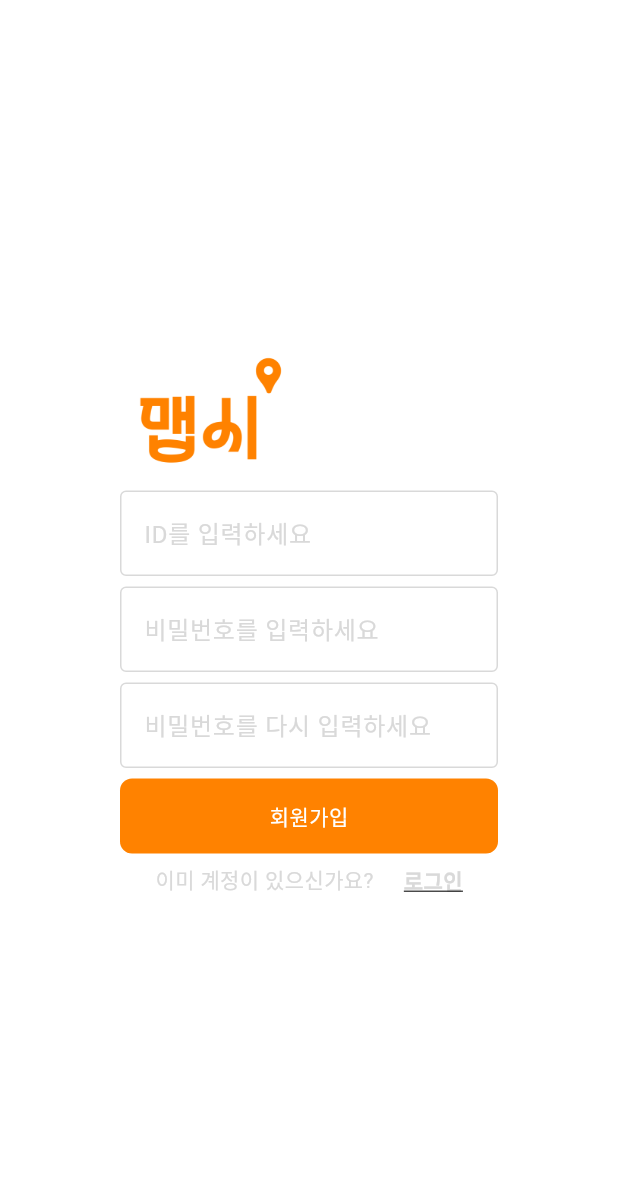
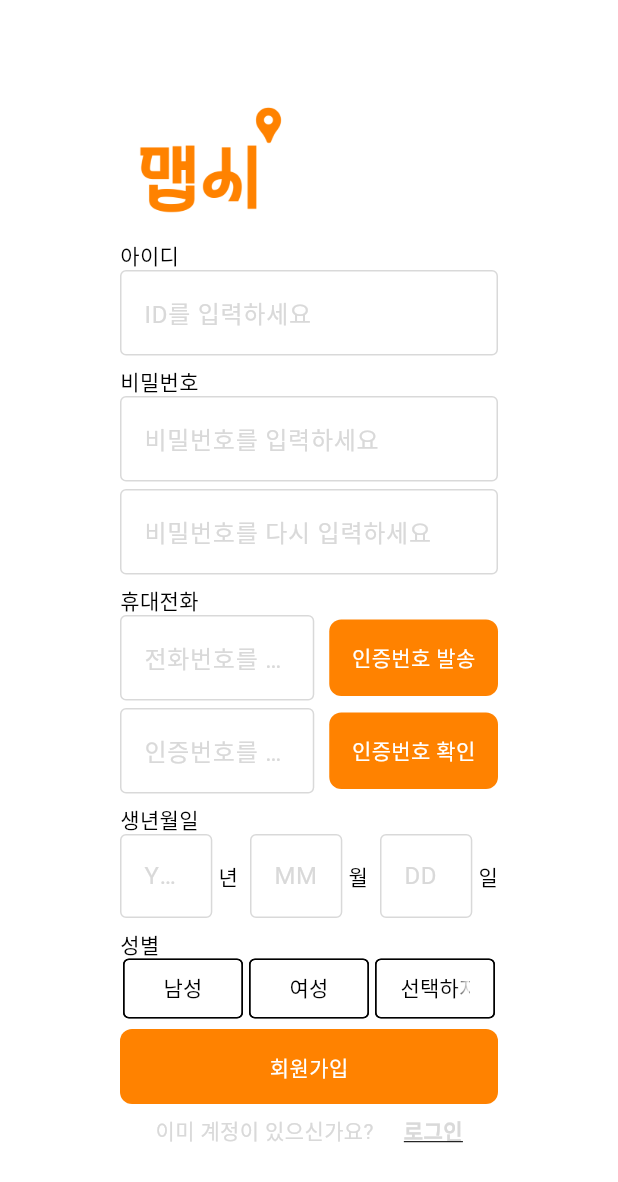
Before and after one commit to 24mapsee/mapsee_front, a Flutter app: the screen it shows after launch, after a tap on "회원가입", on a phone screen of 412 x 824 dp. Shown: the top 1182 px of the screen. Run offline on Flutter 3.47's test engine with Material 3 defaults, Android fonts, the light colour scheme and no system bars.

Commit message:
Feat: 회원가입 페이지 구현 - 정보 입력 필드 생성 - 생년월일 입력 필드 생성 - 성별 체크 choice chip 생성

```diff
--- /dev/null
+++ b/lib/components/date_input_form.dart
@@ -0,0 +1,106 @@
+import 'package:flutter/material.dart';
+
+class DateInputForm extends StatelessWidget {
+  final TextEditingController yearController;
+  final TextEditingController monthController;
+  final TextEditingController dayController;
+
+  const DateInputForm({
+    Key? key,
+    required this.yearController,
+    required this.monthController,
+    required this.dayController,
+  }) : super(key: key);
+
+
+  @override
+  Widget build(BuildContext context) {
+    return Padding(
+      padding: const EdgeInsets.all(0.0),
+      child: Row(
+        mainAxisAlignment: MainAxisAlignment.spaceEvenly,
+        children: [
+          // YYYY 필드
+          Flexible(
+            child: Row(
+              children: [
+                Expanded(
+                  child: TextField(
+                    controller: yearController,
+                    decoration: InputDecoration(
+                      hintText: 'YYYY',
+                      hintStyle: TextStyle(
+                          color: Theme.of(context).colorScheme.outline),
+                      border: OutlineInputBorder(),
+                      focusedBorder: OutlineInputBorder(
+                        borderSide:
+                        BorderSide(color: Theme.of(context).colorScheme.secondary),
+                      ),
+                    ),
+                    keyboardType: TextInputType.number,
+                  ),
+                ),
+                SizedBox(width: 4), // 여백
+                Text('년'),
+              ],
+            ),
+          ),
+          SizedBox(width: 8),
+          // MM 필드
+          Flexible(
+            child: Row(
+              children: [
+                Expanded(
+                  child: TextField(
+                    controller: monthController,
+                    decoration: InputDecoration(
+                      hintText: 'MM',
+                      hintStyle: TextStyle(
+                          color: Theme.of(context).colorScheme.outline),
+                      border: OutlineInputBorder(),
+                      focusedBorder: OutlineInputBorder(
+                        borderSide:
+                        BorderSide(color: Theme.of(context).colorScheme.secondary),
+                      ),
+                    ),
+                    keyboardType: TextInputType.number,
+                  ),
+                ),
+                SizedBox(width: 4), // 여백
+                Text('월'),
+              ],
+            ),
+          ),
+          SizedBox(width: 8),
+          // DD 필드
+          Flexible(
+            child: Row(
+              children: [
+                Expanded(
+                  child: TextField(
+                    controller: dayController,
+                    decoration: InputDecoration(
+                      hintText: 'DD',
+                      hintStyle: TextStyle(
+                          color: Theme.of(context).colorScheme.outline),
+                      border: OutlineInputBorder(),
+                      focusedBorder: OutlineInputBorder(
+                        borderSide:
+                        BorderSide(color: Theme.of(context).colorScheme.secondary),
+                      ),
+                    ),
+                    keyboardType: TextInputType.number,
+                  ),
+                ),
+                SizedBox(width: 4), // 여백
+                Text(
+                  '일',
+                ),
+              ],
+            ),
+          ),
+        ],
+      ),
+    );
+  }
+}
--- /dev/null
+++ b/lib/components/gender_selection_form.dart
@@ -0,0 +1,86 @@
+import 'package:flutter/material.dart';
+
+class GenderSelectionForm extends StatefulWidget {
+  final ValueChanged<String?> onGenderChanged;
+  GenderSelectionForm({required this.onGenderChanged});
+
+  @override
+  _GenderSelectionFormState createState() => _GenderSelectionFormState();
+}
+
+class _GenderSelectionFormState extends State<GenderSelectionForm> {
+  String? _selectedGender;
+
+  @override
+  Widget build(BuildContext context) {
+    return Padding(
+      padding: const EdgeInsets.all(0.0),
+      child: GenderSelection(
+        selectedGender: _selectedGender,
+        onGenderChanged: (value) {
+          setState(() {
+            _selectedGender = value;
+          });
+          widget.onGenderChanged(value);
+        },
+      ),
+    );
+  }
+}
+
+class GenderSelection extends StatelessWidget {
+  final String? selectedGender;
+  final ValueChanged<String?> onGenderChanged;
+
+  const GenderSelection({
+    Key? key,
+    required this.selectedGender,
+    required this.onGenderChanged,
+  }) : super(key: key);
+
+  @override
+  Widget build(BuildContext context) {
+    final genderOptions = [
+      {'label': '남성', 'value': '남성'},
+      {'label': '여성', 'value': '여성'},
+      {'label': '선택하지 않음', 'value': '선택하지 않음'},
+    ];
+
+    return Row(
+      mainAxisAlignment: MainAxisAlignment.spaceEvenly,
+      children: genderOptions.map((option) {
+        return Expanded(
+          child: Container(
+            margin: const EdgeInsets.symmetric(horizontal: 2.0),
+            child: SizedBox(
+              height: 40,
+              child: ChoiceChip(
+                label: Container(
+                  alignment: Alignment.topCenter,
+                  child: Text(
+                    option['label']!,
+                    textAlign: TextAlign.center,
+                    style: TextStyle(
+                      color: selectedGender == option['value']
+                          ? Colors.white
+                          : Colors.black,
+                    ),
+                  ),
+                ),
+                selected: selectedGender == option['value'],
+                selectedColor: Theme.of(context).colorScheme.primary,
+                backgroundColor: Theme.of(context).colorScheme.background,
+                shape: RoundedRectangleBorder(
+                    borderRadius: BorderRadius.circular(4)),
+                onSelected: (selected) {
+                  if (selected) onGenderChanged(option['value']);
+                },
+                showCheckmark: false,
+              ),
+            ),
+          ),
+        );
+      }).toList(),
+    );
+  }
+}
--- a/lib/pages/register_page.dart
+++ b/lib/pages/register_page.dart
@@ -1,19 +1,35 @@
 import 'package:flutter/material.dart';
+import 'package:mapsee/components/date_input_form.dart';
+import 'package:mapsee/components/gender_selection_form.dart';
 import 'package:mapsee/components/my_button.dart';
 import 'package:mapsee/components/my_textfield.dart';
 
-class RegisterPage extends StatelessWidget {
-// id, pw text controller
-  final TextEditingController _idController = TextEditingController();
-  final TextEditingController _pwController = TextEditingController();
-  final TextEditingController _confirmPwController = TextEditingController();
-
-  // tap to go register page
+class RegisterPage extends StatefulWidget {
   final void Function()? onTap;
 
   RegisterPage({super.key, required this.onTap});
 
-  void register() {}
+  @override
+  _RegisterPageState createState() => _RegisterPageState();
+}
+
+class _RegisterPageState extends State<RegisterPage> {
+  // ID, PW, 전화번호 등의 TextEditingController
+  final TextEditingController _idController = TextEditingController();
+  final TextEditingController _pwController = TextEditingController();
+  final TextEditingController _confirmPwController = TextEditingController();
+  final TextEditingController _telNumController = TextEditingController();
+  final TextEditingController _confirmTelNumController =
+  TextEditingController();
+  final TextEditingController _yearController = TextEditingController();
+  final TextEditingController _monthController = TextEditingController();
+  final TextEditingController _dayController = TextEditingController();
+
+  String? _selectedGender;
+
+  void register() {
+
+  }
 
   @override
   Widget build(BuildContext context) {
@@ -32,45 +48,132 @@ class RegisterPage extends StatelessWidget {
               height: 100,
             ),
             // Id field
+            Column(
+              crossAxisAlignment: CrossAxisAlignment.start,
+              children: [
+                Text("아이디"),
                 MyTextfield(
                   hintText: "ID를 입력하세요",
                   obscureText: false,
                   controller: _idController,
                 ),
+              ],
+            ),
             const SizedBox(height: 7),
             // PW field
+            Column(
+              crossAxisAlignment: CrossAxisAlignment.start,
+              children: [
+                Text("비밀번호"),
                 MyTextfield(
                   hintText: "비밀번호를 입력하세요",
                   obscureText: true,
                   controller: _pwController,
                 ),
-            const SizedBox(height: 7),
+                const SizedBox(height: 5),
                 // 비번 확인
                 MyTextfield(
                   hintText: "비밀번호를 다시 입력하세요",
                   obscureText: true,
                   controller: _confirmPwController,
                 ),
+              ],
+            ),
+            const SizedBox(height: 7),
 
+            // 휴대전화
+            Column(
+              crossAxisAlignment: CrossAxisAlignment.start,
+              children: [
+                Text("휴대전화"),
+                Row(
+                  mainAxisAlignment: MainAxisAlignment.spaceBetween,
+                  children: [
+                    Expanded(
+                      child: MyTextfield(
+                        hintText: "전화번호를 입력하세요",
+                        obscureText: false,
+                        controller: _telNumController,
+                      ),
+                    ),
+                    const SizedBox(width: 10),
+                    MyButton(
+                      text: "인증번호 발송",
+                      onTap: () {
+                        // 인증번호 발송 로직
+                      },
+                    ),
+                  ],
+                ),
+                const SizedBox(height: 5),
+                // 인증번호 입력
+                Row(
+                  mainAxisAlignment: MainAxisAlignment.spaceBetween,
+                  children: [
+                    Expanded(
+                      child: MyTextfield(
+                        hintText: "인증번호를 입력하세요",
+                        obscureText: false,
+                        controller: _confirmTelNumController,
+                      ),
+                    ),
+                    const SizedBox(width: 10),
+                    MyButton(
+                      text: "인증번호 확인",
+                      onTap: () {
+                        // 인증번호 확인 로직
+                      },
+                    ),
+                  ],
+                ),
+              ],
+            ),
             const SizedBox(height: 7),
-            // 로그인 버튼
+            // 생년월일
+            Column(
+              crossAxisAlignment: CrossAxisAlignment.start,
+              children: [
+                Text("생년월일"),
+                DateInputForm(
+                  yearController: _yearController,
+                  monthController: _monthController,
+                  dayController: _dayController,
+                ),
+              ],
+            ),
+            // 성별 선택
+            const SizedBox(height: 7),
+            Column(
+              crossAxisAlignment: CrossAxisAlignment.start,
+              children: [
+                Text("성별"),
+                GenderSelectionForm(
+                  onGenderChanged: (value) {
+                    setState(() {
+                      _selectedGender = value;
+                    });
+                  },
+                ),
+              ],
+            ),
+            const SizedBox(height: 7),
+            // 회원가입 버튼
             MyButton(
               text: "회원가입",
               onTap: register,
             ),
             const SizedBox(height: 7),
-            // 회원가입 이동
+            // 로그인 이동
             Row(
               mainAxisAlignment: MainAxisAlignment.center,
               children: [
                 Text(
                   "이미 계정이 있으신가요?",
-                  style:
-                      TextStyle(color: Theme.of(context).colorScheme.outline),
+                  style: TextStyle(color: Theme.of(context).colorScheme.outline),
                 ),
                 const SizedBox(width: 20),
                 GestureDetector(
-                  onTap: onTap,
+                  onTap: widget.onTap,
                   child: Text("로그인",
                       style: TextStyle(
                           fontWeight: FontWeight.bold,
@@ -78,7 +181,7 @@ class RegisterPage extends StatelessWidget {
                           color: Theme.of(context).colorScheme.outline)),
                 ),
               ],
-            )
+            ),
           ],
         ),
       ),
```
Lines whose indentation alone changed are shown as unchanged.
